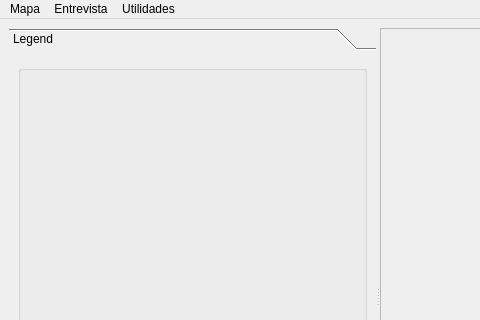
Qt form cobi_loreto/Main/mainwindow.ui (Ecotrust/openoceanmap-desktop) before a commit; both pictures show x 0 to 480 and y 0 to 320 of the 928 by 595 pixel window.
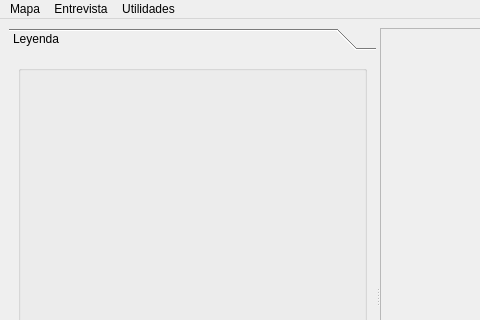
The same form after that commit. Icons and pictures are not drawn.

Diff of the .ui file:
```diff
--- a/cobi_loreto/Main/mainwindow.ui
+++ b/cobi_loreto/Main/mainwindow.ui
@@ -69,7 +69,7 @@
          </rect>
         </property>
         <attribute name="label" >
-         <string>Legend</string>
+         <string>Leyenda</string>
         </attribute>
         <layout class="QGridLayout" >
          <property name="leftMargin" >
```
